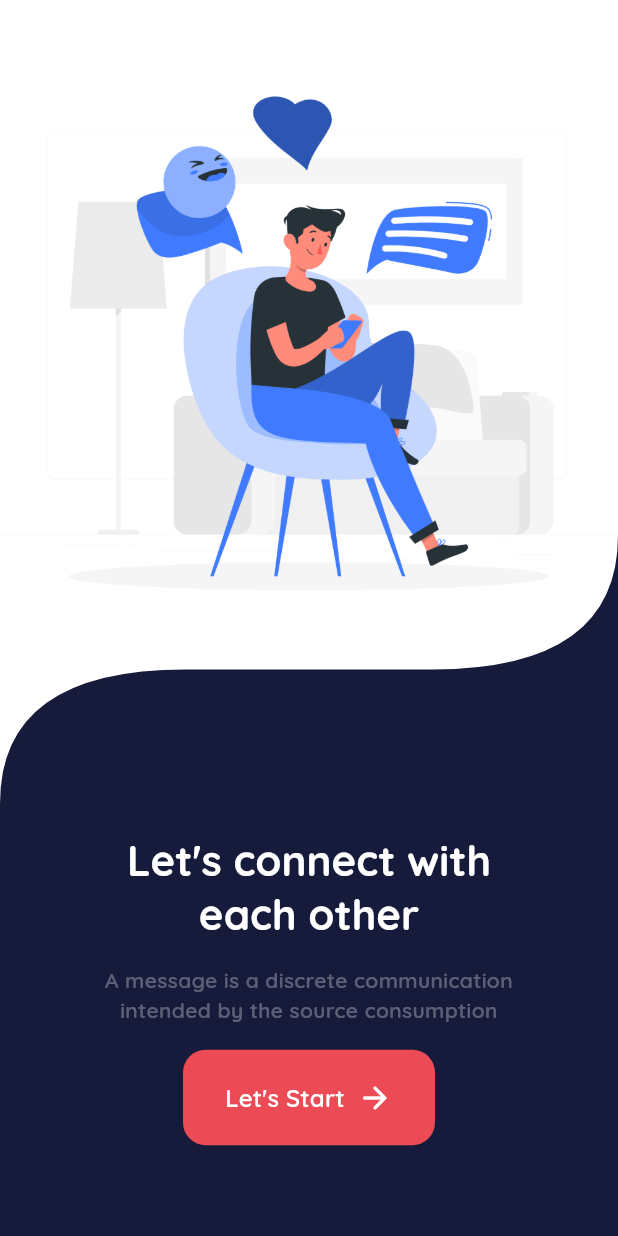
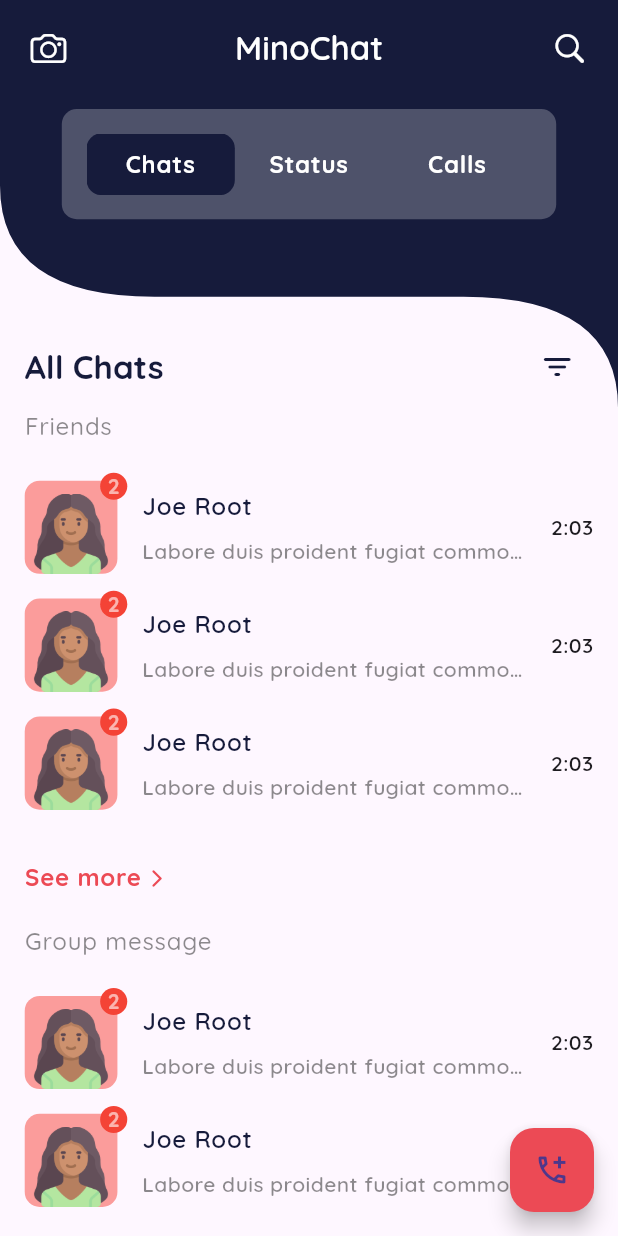
Before and after one commit to minato223/mino_chat, a Flutter app: the screen it shows after launch, on a phone screen of 412 x 824 dp. Run offline on Flutter 3.47's test engine with Material 2 defaults, Android fonts, the phone set to English and light mode, and no system bars.

Commit message:
home:chat

```diff
--- a/lib/main.dart
+++ b/lib/main.dart
@@ -1,5 +1,6 @@
 import 'package:flutter/material.dart';
 import 'package:mino_chat/themes/theme_provider.dart';
+import 'package:mino_chat/views/home/home.dart';
 import 'package:mino_chat/views/landscape/landscape.dart';
 
 void main() {
@@ -15,7 +16,7 @@ class MyApp extends StatelessWidget {
       debugShowCheckedModeBanner: false,
       title: 'Mino Chat',
       theme: ThemeProvider.light,
-      home: const Landscape(),
+      home: const Home(),
     );
   }
 }
--- /dev/null
+++ b/lib/views/home/home.dart
@@ -0,0 +1,330 @@
+import 'package:flutter/cupertino.dart';
+import 'package:flutter/material.dart';
+import 'package:mino_chat/constants/app_colors.dart';
+import 'package:mino_chat/constants/app_images.dart';
+import 'package:mino_chat/constants/app_sizes.dart';
+import 'package:mino_chat/views/widgets/app_custom_clipper.dart';
+import 'package:mino_chat/views/widgets/xspace.dart';
+
+class Home extends StatefulWidget {
+  const Home({super.key});
+
+  @override
+  State<Home> createState() => _HomeState();
+}
+
+class _HomeState extends State<Home> {
+  int currentCategoryIndex = 0;
+  updateCategory(int categoryIndex) {
+    setState(() {
+      currentCategoryIndex = categoryIndex;
+    });
+  }
+
+  @override
+  Widget build(BuildContext context) {
+    ThemeData theme = Theme.of(context);
+    AppSizes size = AppSizes(context);
+    return Scaffold(
+      body: Stack(
+        children: [
+          SizedBox(
+            height: size.HEIGHT,
+            width: size.WIDTH,
+            child: Column(
+              children: [
+                XSpace((size.HEIGHT * .33) * 3 / 4).y,
+                Expanded(
+                    child: ListView(
+                  physics: const BouncingScrollPhysics(),
+                  padding: EdgeInsets.all(size.CONTENT_SPACE),
+                  children: [
+                    Row(
+                      mainAxisAlignment: MainAxisAlignment.spaceBetween,
+                      crossAxisAlignment: CrossAxisAlignment.center,
+                      children: [
+                        Text(
+                          "All Chats",
+                          style: theme.textTheme.titleLarge!.copyWith(
+                              fontWeight: FontWeight.w800,
+                              color: AppColors.primary),
+                        ),
+                        IconButton(
+                            onPressed: () {},
+                            icon: const Icon(
+                              Icons.filter_list_rounded,
+                              color: AppColors.primary,
+                            ))
+                      ],
+                    ),
+                    XSpace(size.CONTENT_SPACE * .2).y,
+                    Text(
+                      "Friends",
+                      style: theme.textTheme.bodyText1!.copyWith(
+                          fontWeight: FontWeight.w500, color: Colors.black45),
+                    ),
+                    XSpace(size.CONTENT_SPACE * 1.5).y,
+                    Column(
+                      children: List.generate(3, (index) => listTile()),
+                    ),
+                    XSpace(size.CONTENT_SPACE).y,
+                    Align(
+                      alignment: Alignment.centerLeft,
+                      child: InkWell(
+                        onTap: () {},
+                        child: Row(
+                          mainAxisSize: MainAxisSize.min,
+                          crossAxisAlignment: CrossAxisAlignment.center,
+                          children: [
+                            Padding(
+                              padding: const EdgeInsets.only(bottom: 2),
+                              child: Text(
+                                "See more",
+                                textAlign: TextAlign.center,
+                                style: theme.textTheme.bodyText1!.copyWith(
+                                    fontWeight: FontWeight.w700,
+                                    color: AppColors.secondary),
+                              ),
+                            ),
+                            XSpace(size.CONTENT_SPACE * .2).x,
+                            const Icon(
+                              Icons.arrow_forward_ios_rounded,
+                              color: AppColors.secondary,
+                              size: 14,
+                            )
+                          ],
+                        ),
+                      ),
+                    ),
+                    XSpace(size.CONTENT_SPACE).y,
+                    Text(
+                      "Group message",
+                      style: theme.textTheme.bodyText1!.copyWith(
+                          fontWeight: FontWeight.w500, color: Colors.black45),
+                    ),
+                    XSpace(size.CONTENT_SPACE * 1.5).y,
+                    Column(
+                      children: List.generate(2, (index) => listTile()),
+                    ),
+                    Align(
+                      alignment: Alignment.centerLeft,
+                      child: InkWell(
+                        onTap: () {},
+                        child: Row(
+                          mainAxisSize: MainAxisSize.min,
+                          crossAxisAlignment: CrossAxisAlignment.center,
+                          children: [
+                            Padding(
+                              padding: const EdgeInsets.only(bottom: 2),
+                              child: Text(
+                                "See more",
+                                textAlign: TextAlign.center,
+                                style: theme.textTheme.bodyText1!.copyWith(
+                                    fontWeight: FontWeight.w700,
+                                    color: AppColors.secondary),
+                              ),
+                            ),
+                            XSpace(size.CONTENT_SPACE * .2).x,
+                            const Icon(
+                              Icons.arrow_forward_ios_rounded,
+                              color: AppColors.secondary,
+                              size: 14,
+                            )
+                          ],
+                        ),
+                      ),
+                    ),
+                  ],
+                ))
+              ],
+            ),
+          ),
+          categoryBuilder()
+        ],
+      ),
+      floatingActionButton: FloatingActionButton(
+        backgroundColor: AppColors.secondary,
+        onPressed: () {},
+        child: const Icon(Icons.add_ic_call_outlined),
+      ),
+    );
+  }
+
+  Widget categoryBuilder() {
+    ThemeData theme = Theme.of(context);
+    AppSizes size = AppSizes(context);
+    double categoryWidth = ((size.WIDTH * .8) - (size.CONTENT_SPACE * 2)) / 3;
+    return ClipPath(
+      clipper: AppCustomClipper(reverse: true, clipHeight: size.HEIGHT * .18),
+      child: Container(
+        height: size.HEIGHT * .33,
+        width: size.WIDTH,
+        color: AppColors.primary,
+        child: SafeArea(
+          child: Column(
+            children: [
+              XSpace(size.CONTENT_SPACE / 2).y,
+              Padding(
+                padding:
+                    EdgeInsets.symmetric(horizontal: size.CONTENT_SPACE / 2),
+                child: Row(
+                  children: [
+                    IconButton(
+                        onPressed: () {},
+                        icon: const Icon(
+                          CupertinoIcons.camera,
+                          color: Colors.white,
+                        )),
+                    Expanded(
+                        child: Text(
+                      "MinoChat",
+                      textAlign: TextAlign.center,
+                      style: theme.textTheme.titleLarge!.copyWith(
+                          fontWeight: FontWeight.w600, color: Colors.white),
+                    )),
+                    IconButton(
+                        onPressed: () {},
+                        icon: const Icon(
+                          CupertinoIcons.search,
+                          color: Colors.white,
+                        )),
+                  ],
+                ),
+              ),
+              XSpace(size.CONTENT_SPACE).y,
+              Container(
+                width: size.WIDTH * .8,
+                padding: EdgeInsets.all(size.CONTENT_SPACE),
+                decoration: BoxDecoration(
+                    color: Colors.white24,
+                    borderRadius: BorderRadius.circular(10)),
+                child: Stack(
+                  alignment: Alignment.centerLeft,
+                  children: [
+                    AnimatedPositioned(
+                      duration: const Duration(milliseconds: 300),
+                      curve: Curves.decelerate,
+                      left: categoryWidth * currentCategoryIndex,
+                      child: Container(
+                        decoration: BoxDecoration(
+                          borderRadius: BorderRadius.circular(10),
+                          color: AppColors.primary,
+                        ),
+                        width: categoryWidth,
+                        height: size.HEIGHT * .05,
+                      ),
+                    ),
+                    Row(
+                      children: ["Chats", "Status", "Calls "]
+                          .asMap()
+                          .entries
+                          .map((entry) => Expanded(
+                                flex: 1,
+                                child: InkWell(
+                                  onTap: () {
+                                    updateCategory(entry.key);
+                                  },
+                                  child: Padding(
+                                    padding: EdgeInsets.symmetric(
+                                        vertical: size.CONTENT_SPACE / 2),
+                                    child: Text(
+                                      entry.value,
+                                      textAlign: TextAlign.center,
+                                      style: theme.textTheme.bodyText1!
+                                          .copyWith(
+                                              color: Colors.white,
+                                              fontWeight: FontWeight.w800),
+                                    ),
+                                  ),
+                                ),
+                              ))
+                          .toList(),
+                    ),
+                  ],
+                ),
+              )
+            ],
+          ),
+        ),
+      ),
+    );
+  }
+
+  Widget listTile() {
+    ThemeData theme = Theme.of(context);
+    AppSizes size = AppSizes(context);
+    return Container(
+      margin: EdgeInsets.only(bottom: size.CONTENT_SPACE),
+      child: IntrinsicHeight(
+          child: Row(
+        crossAxisAlignment: CrossAxisAlignment.center,
+        children: [
+          SizedBox(
+            width: size.WIDTH * .15,
+            child: Stack(
+              clipBehavior: Clip.none,
+              children: [
+                Container(
+                  decoration: BoxDecoration(
+                      borderRadius: BorderRadius.circular(10),
+                      color: const Color.fromARGB(122, 247, 56, 46)),
+                ),
+                Align(
+                  alignment: Alignment.bottomCenter,
+                  child: Image.asset(
+                    AppImages.avatar1,
+                    width: size.WIDTH * .13,
+                  ),
+                ),
+                Align(
+                  alignment: const Alignment(1.3, -1.7),
+                  child: Container(
+                    padding: const EdgeInsets.all(5),
+                    decoration: const BoxDecoration(
+                        color: Colors.red, shape: BoxShape.circle),
+                    child: Text(
+                      "2",
+                      style: theme.textTheme.titleSmall!.copyWith(
+                          fontWeight: FontWeight.w800, color: Colors.white60),
+                    ),
+                  ),
+                )
+              ],
+            ),
+            // decoration: BoxDecoration(color: Colors.red),
+          ),
+          XSpace(size.CONTENT_SPACE).x,
+          Expanded(
+            child: Padding(
+              padding: EdgeInsets.symmetric(vertical: size.CONTENT_SPACE * .3),
+              child: Column(
+                crossAxisAlignment: CrossAxisAlignment.start,
+                children: [
+                  Text(
+                    "Joe Root",
+                    style: theme.textTheme.bodyText1!.copyWith(
+                        fontWeight: FontWeight.w600, color: AppColors.primary),
+                  ),
+                  XSpace(size.CONTENT_SPACE * .5).y,
+                  Text(
+                    "Labore duis proident fugiat commodo pariatur id.",
+                    overflow: TextOverflow.ellipsis,
+                    maxLines: 1,
+                    style: theme.textTheme.bodyText2!.copyWith(
+                        fontWeight: FontWeight.w600, color: Colors.black45),
+                  ),
+                ],
+              ),
+            ),
+          ),
+          XSpace(size.CONTENT_SPACE).x,
+          Text(
+            "2:03",
+            style: theme.textTheme.bodyText2!
+                .copyWith(fontWeight: FontWeight.w600),
+          )
+        ],
+      )),
+    );
+  }
+}
--- a/lib/views/landscape/landscape.dart
+++ b/lib/views/landscape/landscape.dart
@@ -4,6 +4,7 @@ import 'package:flutter/src/widgets/framework.dart';
 import 'package:mino_chat/constants/app_colors.dart';
 import 'package:mino_chat/constants/app_images.dart';
 import 'package:mino_chat/constants/app_sizes.dart';
+import 'package:mino_chat/views/widgets/app_custom_clipper.dart';
 import 'package:mino_chat/views/widgets/xspace.dart';
 
 class Landscape extends StatelessWidget {
@@ -22,7 +23,7 @@ class Landscape extends StatelessWidget {
             color: AppColors.primary,
           ),
           ClipPath(
-            clipper: MyClipper(),
+            clipper: AppCustomClipper(clipHeight: (size.HEIGHT * .65 / 3)),
             child: Container(
               height: size.HEIGHT * .65,
               width: size.WIDTH,
@@ -98,25 +99,3 @@ class Landscape extends StatelessWidget {
     );
   }
 }
-
-class MyClipper extends CustomClipper<Path> {
-  @override
-  getClip(Size size) {
-    double x = size.width;
-    double y = size.height;
-    double center = (5 / 6) * y;
-    Path path = Path()
-      ..lineTo(0, y)
-      ..quadraticBezierTo(0, center, x * .3, center)
-      ..lineTo(x * .7, center)
-      ..quadraticBezierTo(x, center, x, (4 / 6) * y)
-      ..lineTo(x, 0)
-      ..close();
-    return path;
-  }
-
-  @override
-  bool shouldReclip(covariant CustomClipper oldClipper) {
-    return false;
-  }
-}
--- /dev/null
+++ b/lib/views/widgets/app_custom_clipper.dart
@@ -0,0 +1,38 @@
+import 'package:flutter/material.dart';
+
+class AppCustomClipper extends CustomClipper<Path> {
+  bool? reverse;
+  double clipHeight;
+  AppCustomClipper({this.reverse, required this.clipHeight});
+  @override
+  getClip(Size size) {
+    bool isReverse = reverse == true;
+    double x = size.width;
+    double y = size.height;
+    double center = (y - (clipHeight / 2));
+    Path path = Path();
+    if (isReverse) {
+      path
+        ..lineTo(0, y - clipHeight)
+        ..quadraticBezierTo(0, center, x * .25, center)
+        ..lineTo(x * .75, center)
+        ..quadraticBezierTo(x, center, x, y)
+        ..lineTo(x, 0)
+        ..close();
+      return path;
+    }
+    path
+      ..lineTo(0, y)
+      ..quadraticBezierTo(0, center, x * .25, center)
+      ..lineTo(x * .75, center)
+      ..quadraticBezierTo(x, center, x, y - clipHeight)
+      ..lineTo(x, 0)
+      ..close();
+    return path;
+  }
+
+  @override
+  bool shouldReclip(covariant CustomClipper oldClipper) {
+    return false;
+  }
+}
```
